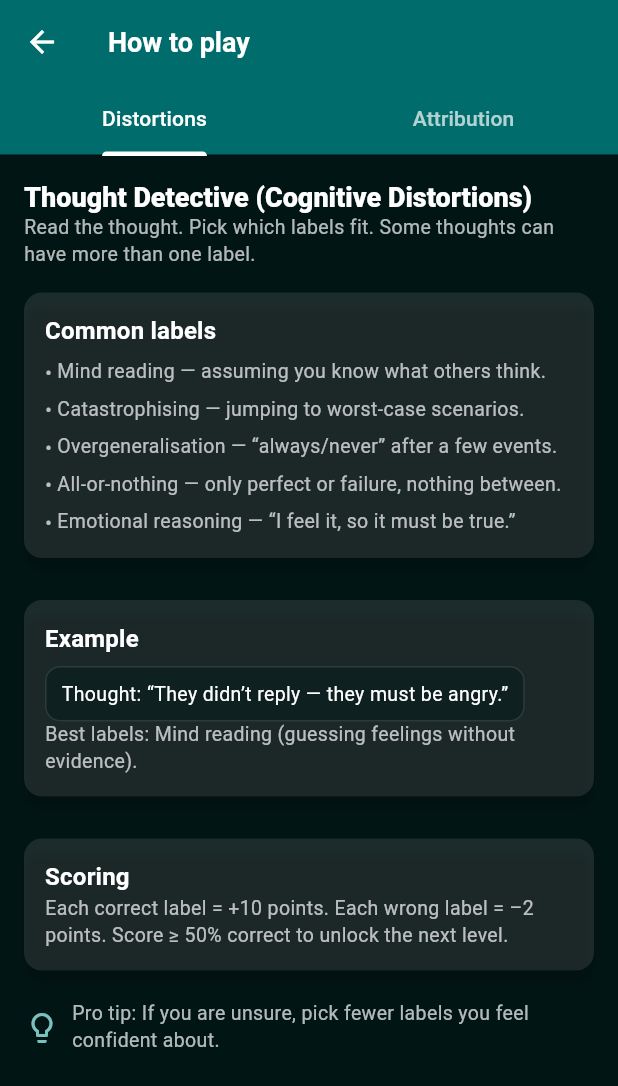
After one commit to lokeshkachchhawa/cbtselfhelp, a Flutter app: the ThoughtDetectiveGame screen opened by its route, after a tap on the "help outline" icon, on a phone screen of 412 x 824 dp. The commit adds this screen. Shown: the top 1086 px of the screen. Run offline on Flutter 3.47's test engine with Material 3 defaults, Android fonts, the phone set to English and light mode, and no system bars; our stand-ins replace audioplayers, cloud_firestore, cloud_functions, firebase_auth, firebase_core, firebase_messaging and 10 more; missing offline and left inert: razorpay_flutter; accounts and stored records are empty.

Commit message:
game update

```diff
--- /dev/null
+++ b/lib/screens/game_tutorial.dart
@@ -0,0 +1,304 @@
+// lib/screens/game_tutorial.dart
+import 'package:flutter/material.dart';
+
+const Color teal1 = Color.fromARGB(255, 1, 108, 108);
+const Color teal2 = Color(0xFF79C2BF);
+const Color teal3 = Color(0xFF008F89);
+const Color teal4 = Color(0xFF007A78);
+
+class GameTutorialPage extends StatelessWidget {
+  const GameTutorialPage({super.key});
+
+  @override
+  Widget build(BuildContext context) {
+    return DefaultTabController(
+      length: 2,
+      child: Scaffold(
+        backgroundColor: const Color(0xFF021515),
+        appBar: AppBar(
+          backgroundColor: teal1,
+          title: const Text('How to play'),
+          bottom: const TabBar(
+            labelColor: Colors.white, // selected tab text
+            unselectedLabelColor: Colors.white70,
+            indicatorColor: Colors.white, // underline color
+            tabs: [
+              Tab(text: 'Distortions'),
+              Tab(text: 'Attribution'),
+            ],
+          ),
+        ),
+        body: const TabBarView(
+          children: [_DistortionsHelp(), _AttributionHelp()],
+        ),
+      ),
+    );
+  }
+}
+
+class _DistortionsHelp extends StatelessWidget {
+  const _DistortionsHelp();
+
+  @override
+  Widget build(BuildContext context) {
+    return _ScrollPad(
+      child: Column(
+        crossAxisAlignment: CrossAxisAlignment.start,
+        children: [
+          _H1('Thought Detective (Cognitive Distortions)'),
+          _P(
+            'Read the thought. Pick which labels fit. Some thoughts can have more than one label.',
+          ),
+          const SizedBox(height: 8),
+          _Card(
+            child: Column(
+              crossAxisAlignment: CrossAxisAlignment.start,
+              children: const [
+                _H2('Common labels'),
+                _Bullet('Mind reading — assuming you know what others think.'),
+                _Bullet('Catastrophising — jumping to worst-case scenarios.'),
+                _Bullet(
+                  'Overgeneralisation — “always/never” after a few events.',
+                ),
+                _Bullet(
+                  'All-or-nothing — only perfect or failure, nothing between.',
+                ),
+                _Bullet(
+                  'Emotional reasoning — “I feel it, so it must be true.”',
+                ),
+              ],
+            ),
+          ),
+          const SizedBox(height: 12),
+          _Card(
+            child: Column(
+              crossAxisAlignment: CrossAxisAlignment.start,
+              children: const [
+                _H2('Example'),
+                _Code('Thought: “They didn’t reply — they must be angry.”'),
+                _P(
+                  'Best labels: Mind reading (guessing feelings without evidence).',
+                ),
+              ],
+            ),
+          ),
+          const SizedBox(height: 12),
+          _Card(
+            child: Column(
+              crossAxisAlignment: CrossAxisAlignment.start,
+              children: const [
+                _H2('Scoring'),
+                _P(
+                  'Each correct label = +10 points. Each wrong label = –2 points. '
+                  'Score ≥ 50% correct to unlock the next level.',
+                ),
+              ],
+            ),
+          ),
+          const SizedBox(height: 12),
+          _Tip(
+            'Pro tip: If you are unsure, pick fewer labels you feel confident about.',
+          ),
+        ],
+      ),
+    );
+  }
+}
+
+class _AttributionHelp extends StatelessWidget {
+  const _AttributionHelp();
+
+  @override
+  Widget build(BuildContext context) {
+    return _ScrollPad(
+      child: Column(
+        crossAxisAlignment: CrossAxisAlignment.start,
+        children: [
+          _H1('Attribution Style (Learned Optimism)'),
+          _P(
+            'For each situation, choose A or B. Some choices earn 1 point (more optimistic), others 0.',
+          ),
+          const SizedBox(height: 8),
+          _Card(
+            child: Column(
+              crossAxisAlignment: CrossAxisAlignment.start,
+              children: const [
+                _H2('What is “optimistic style”?'),
+                _Bullet(
+                  'Bad events → Temporary (PmB), Specific (PvB), External (PsB).',
+                ),
+                _Bullet(
+                  'Good events → Permanent (PmG), Universal (PvG), Internal (PsG).',
+                ),
+              ],
+            ),
+          ),
+          const SizedBox(height: 12),
+          _Card(
+            child: Column(
+              crossAxisAlignment: CrossAxisAlignment.start,
+              children: const [
+                _H2('Example (Bad event)'),
+                _Code('Prompt: “You made an error in an email.”'),
+                _Code('A. “I always mess up communications.”  (0)'),
+                _Code('B. “I was rushed today.”                (1)'),
+                _P('Why? “Today” is temporary (PmB=1).'),
+              ],
+            ),
+          ),
+          const SizedBox(height: 12),
+          _Card(
+            child: Column(
+              crossAxisAlignment: CrossAxisAlignment.start,
+              children: const [
+                _H2('Example (Good event)'),
+                _Code('Prompt: “Your boss praises your presentation.”'),
+                _Code('A. “I usually present well.”  (1)  → Permanent'),
+                _Code('B. “This topic was easy.”     (0)'),
+              ],
+            ),
+          ),
+          const SizedBox(height: 12),
+          _Card(
+            child: Column(
+              crossAxisAlignment: CrossAxisAlignment.start,
+              children: const [
+                _H2('Scoring & Levels'),
+                _P(
+                  'Each optimistic pick = 1 point. '
+                  'Score ≥ 50% on a level (5 items) to unlock the next one. '
+                  'Your results page shows your percentages for each dimension.',
+                ),
+              ],
+            ),
+          ),
+          const SizedBox(height: 12),
+          _Tip(
+            'Pro tip: Think “Could this be temporary or specific?” for setbacks. '
+            'For wins, ask “What did I do right that I can repeat?”.',
+          ),
+        ],
+      ),
+    );
+  }
+}
+
+class _ScrollPad extends StatelessWidget {
+  final Widget child;
+  const _ScrollPad({required this.child});
+
+  @override
+  Widget build(BuildContext context) {
+    return SingleChildScrollView(
+      padding: const EdgeInsets.all(16),
+      child: child,
+    );
+  }
+}
+
+class _Card extends StatelessWidget {
+  final Widget child;
+  const _Card({required this.child});
+
+  @override
+  Widget build(BuildContext context) {
+    return Card(
+      color: Colors.white10,
+      shape: RoundedRectangleBorder(borderRadius: BorderRadius.circular(12)),
+      child: Padding(padding: const EdgeInsets.all(14), child: child),
+    );
+  }
+}
+
+class _H1 extends StatelessWidget {
+  final String text;
+  const _H1(this.text);
+  @override
+  Widget build(BuildContext context) {
+    return Text(
+      text,
+      style: Theme.of(context).textTheme.titleLarge?.copyWith(
+        color: Colors.white,
+        fontWeight: FontWeight.w800,
+      ),
+    );
+  }
+}
+
+class _H2 extends StatelessWidget {
+  final String text;
+  const _H2(this.text);
+  @override
+  Widget build(BuildContext context) {
+    return Text(
+      text,
+      style: Theme.of(context).textTheme.titleMedium?.copyWith(
+        color: Colors.white,
+        fontWeight: FontWeight.w700,
+      ),
+    );
+  }
+}
+
+class _P extends StatelessWidget {
+  final String text;
+  const _P(this.text);
+  @override
+  Widget build(BuildContext context) {
+    return Text(
+      text,
+      style: const TextStyle(color: Colors.white70, height: 1.35),
+    );
+  }
+}
+
+class _Bullet extends StatelessWidget {
+  final String text;
+  const _Bullet(this.text);
+  @override
+  Widget build(BuildContext context) {
+    return Padding(
+      padding: const EdgeInsets.only(top: 6),
+      child: Row(
+        crossAxisAlignment: CrossAxisAlignment.start,
+        children: [
+          const Text('• ', style: TextStyle(color: Colors.white70)),
+          Expanded(child: _P(text)),
+        ],
+      ),
+    );
+  }
+}
+
+class _Code extends StatelessWidget {
+  final String text;
+  const _Code(this.text);
+  @override
+  Widget build(BuildContext context) {
+    return Container(
+      margin: const EdgeInsets.only(top: 6),
+      padding: const EdgeInsets.symmetric(vertical: 8, horizontal: 10),
+      decoration: BoxDecoration(
+        color: const Color(0xFF0E2020),
+        borderRadius: BorderRadius.circular(10),
+        border: Border.all(color: Colors.white12),
+      ),
+      child: Text(text, style: const TextStyle(color: Colors.white)),
+    );
+  }
+}
+
+class _Tip extends StatelessWidget {
+  final String text;
+  const _Tip(this.text);
+  @override
+  Widget build(BuildContext context) {
+    return Row(
+      children: [
+        const Icon(Icons.lightbulb_outline, color: teal2),
+        const SizedBox(width: 8),
+        Expanded(child: _P(text)),
+      ],
+    );
+  }
+}
--- a/lib/screens/thought_detective_game.dart
+++ b/lib/screens/thought_detective_game.dart
@@ -2,6 +2,7 @@
 import 'dart:convert';
 import 'dart:math';
 
+import 'package:cbt_drktv/screens/game_tutorial.dart';
 import 'package:flutter/material.dart';
 import 'package:flutter/services.dart' show rootBundle;
 import 'package:shared_preferences/shared_preferences.dart';
@@ -689,6 +690,15 @@ class _ThoughtDetectiveGameState extends State<ThoughtDetectiveGame>
         ),
         actions: [
           _levelToggle(isAsq: isASQ),
+          IconButton(
+            icon: const Icon(Icons.help_outline),
+            tooltip: 'How to play',
+            onPressed: () {
+              Navigator.of(context).push(
+                MaterialPageRoute(builder: (_) => const GameTutorialPage()),
+              );
+            },
+          ),
           _modeToggle(),
         ],
       ),
```
